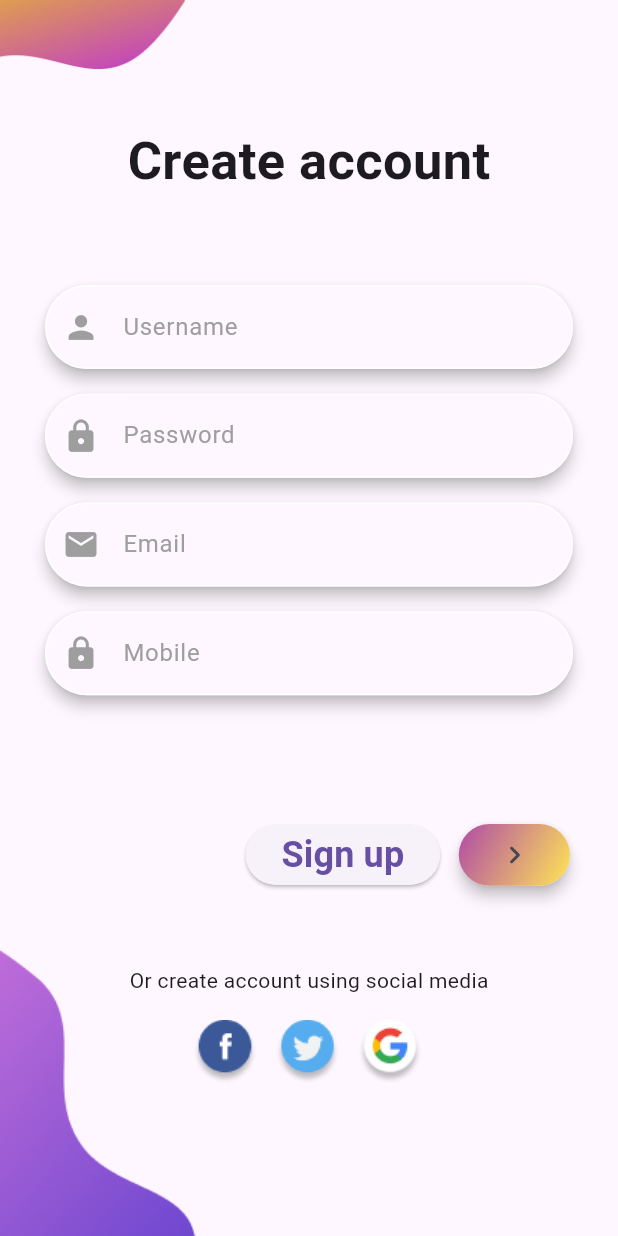
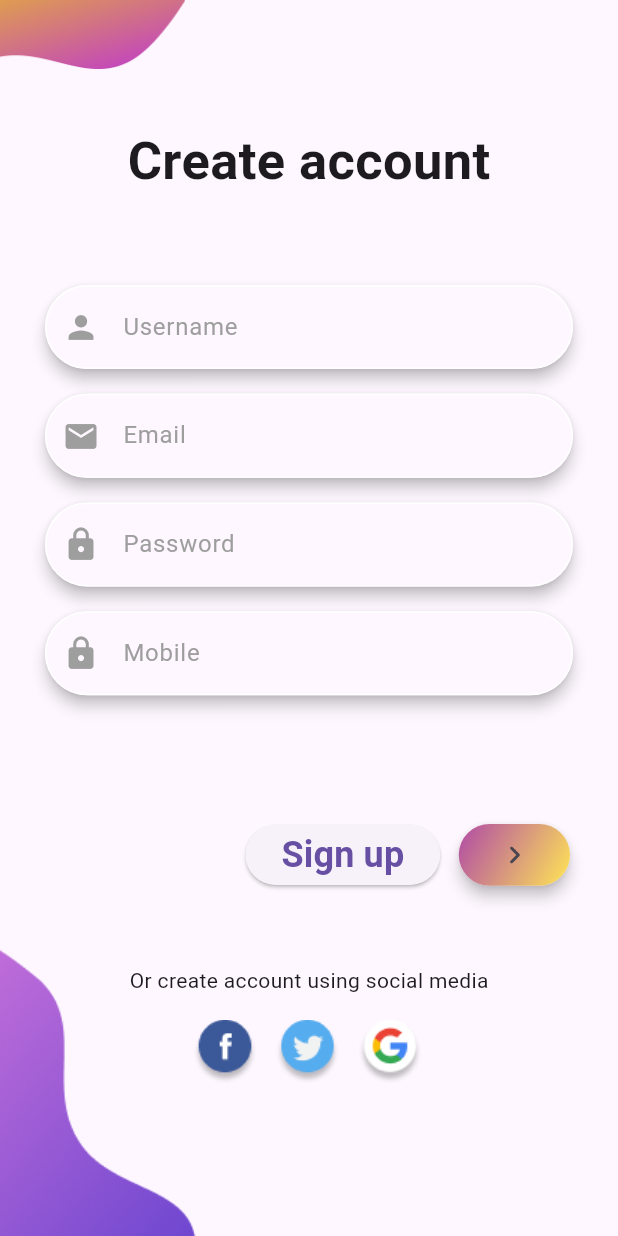
Before and after one commit to moseh12/learning_app, a Flutter app: the RegisterPage screen opened directly, on a phone screen of 412 x 824 dp. Run offline on Flutter 3.47's test engine with Material 3 defaults, Android fonts, the phone set to English and light mode, and no system bars; our stand-ins replace firebase_auth, firebase_core; missing offline and left inert: syncfusion_flutter_pdfviewer; accounts and stored records are empty.

```diff
--- a/lib/main.dart
+++ b/lib/main.dart
@@ -28,7 +28,7 @@ class MyApp extends StatelessWidget {
       routes: {
         '/welcome': (context) => const WelcomePage(),
         '/login': (context) => const LoginPage(),
-        '/home': (context) => const HomePage(userName: '',),
+        '/home': (context) => const HomePage(),
       },
     );
   }
--- a/lib/pages/home_page.dart
+++ b/lib/pages/home_page.dart
@@ -87,7 +87,7 @@ class HomePage extends StatelessWidget {
           crossAxisAlignment: CrossAxisAlignment.start,
           children: [
             Text(
-              "Hello, $userName!",
+              "Hello, Muneer!",
               style: const TextStyle(
                 fontSize: 32,
                 fontWeight: FontWeight.bold,
--- a/lib/pages/register.dart
+++ b/lib/pages/register.dart
@@ -1,7 +1,28 @@
 import 'package:flutter/material.dart';
+import 'package:firebase_auth/firebase_auth.dart';
 
-class RegisterPage extends StatelessWidget {
+class RegisterPage extends StatefulWidget {
   const RegisterPage({Key? key});
+
+  @override
+  State<RegisterPage> createState() => _RegisterPageState();
+}
+
+class _RegisterPageState extends State<RegisterPage> {
+  final nameController = TextEditingController();
+  final emailController = TextEditingController();
+  final passwordController = TextEditingController();
+  final phoneController = TextEditingController();
+  FirebaseAuth _auth = FirebaseAuth.instance;
+  // @override
+  // void dispose() {
+  //   // TODO: implement dispose
+  //   super.dispose();
+  //   nameController.dispose();
+  //   emailController.dispose();
+  //   passwordController.dispose();
+  //   passwordController.dispose();
+  // }
 
   @override
   Widget build(BuildContext context) {
@@ -40,6 +61,7 @@ class RegisterPage extends StatelessWidget {
                           borderRadius: BorderRadius.circular(
                               MediaQuery.of(context).size.width * 0.1),
                           child: TextFormField(
+                            controller: nameController,
                             decoration: InputDecoration(
                               hintText: "Username",
                               hintStyle: const TextStyle(
@@ -85,52 +107,7 @@ class RegisterPage extends StatelessWidget {
                           borderRadius: BorderRadius.circular(
                               MediaQuery.of(context).size.width * 0.1),
                           child: TextFormField(
-                            decoration: InputDecoration(
-                              hintText: "Password",
-                              hintStyle: const TextStyle(
-                                color: Colors.grey,
-                              ),
-                              prefixIcon: Icon(
-                                Icons.lock,
-                                size: MediaQuery.of(context).size.width * 0.06,
-                                color: Colors.grey,
-                              ),
-                              enabledBorder: OutlineInputBorder(
-                                borderRadius: BorderRadius.all(
-                                  Radius.circular(
-                                      MediaQuery.of(context).size.width * 0.1),
-                                ),
-                                borderSide: const BorderSide(
-                                  color: Colors.white,
-                                ),
-                              ),
-                              focusedBorder: OutlineInputBorder(
-                                borderRadius: BorderRadius.all(
-                                  Radius.circular(
-                                      MediaQuery.of(context).size.width * 0.1),
-                                ),
-                                borderSide: BorderSide(
-                                  color:
-                                      const Color.fromARGB(255, 225, 121, 243),
-                                  width:
-                                      MediaQuery.of(context).size.width * 0.008,
-                                ),
-                              ),
-                            ),
-                            keyboardType: TextInputType.visiblePassword,
-                          ),
-                        ),
-                      ),
-                      SizedBox(
-                        height: MediaQuery.of(context).size.height * 0.02,
-                      ),
-                      Padding(
-                        padding: const EdgeInsets.only(left: 30, right: 30),
-                        child: Material(
-                          elevation: 4,
-                          borderRadius: BorderRadius.circular(
-                              MediaQuery.of(context).size.width * 0.1),
-                          child: TextFormField(
+                            controller: emailController,
                             decoration: InputDecoration(
                               hintText: "Email",
                               hintStyle: const TextStyle(
@@ -206,6 +183,54 @@ class RegisterPage extends StatelessWidget {
                           borderRadius: BorderRadius.circular(
                               MediaQuery.of(context).size.width * 0.1),
                           child: TextFormField(
+                            controller: passwordController,
+                            decoration: InputDecoration(
+                              hintText: "Password",
+                              hintStyle: const TextStyle(
+                                color: Colors.grey,
+                              ),
+                              prefixIcon: Icon(
+                                Icons.lock,
+                                size: MediaQuery.of(context).size.width * 0.06,
+                                color: Colors.grey,
+                              ),
+                              enabledBorder: OutlineInputBorder(
+                                borderRadius: BorderRadius.all(
+                                  Radius.circular(
+                                      MediaQuery.of(context).size.width * 0.1),
+                                ),
+                                borderSide: const BorderSide(
+                                  color: Colors.white,
+                                ),
+                              ),
+                              focusedBorder: OutlineInputBorder(
+                                borderRadius: BorderRadius.all(
+                                  Radius.circular(
+                                      MediaQuery.of(context).size.width * 0.1),
+                                ),
+                                borderSide: BorderSide(
+                                  color:
+                                      const Color.fromARGB(255, 225, 121, 243),
+                                  width:
+                                      MediaQuery.of(context).size.width * 0.008,
+                                ),
+                              ),
+                            ),
+                            keyboardType: TextInputType.visiblePassword,
+                          ),
+                        ),
+                      ),
+                      SizedBox(
+                        height: MediaQuery.of(context).size.height * 0.02,
+                      ),
+                      Padding(
+                        padding: const EdgeInsets.only(left: 30, right: 30),
+                        child: Material(
+                          elevation: 4,
+                          borderRadius: BorderRadius.circular(
+                              MediaQuery.of(context).size.width * 0.1),
+                          child: TextFormField(
+                            controller: phoneController,
                             decoration: InputDecoration(
                               hintText: "Mobile",
                               hintStyle: const TextStyle(
@@ -252,8 +277,12 @@ class RegisterPage extends StatelessWidget {
                           children: [
                             ElevatedButton(
                               onPressed: () {
-                                Navigator.pushReplacementNamed(
-                                    context, '/login');
+                                _auth.createUserWithEmailAndPassword(
+                                    email: emailController.text.toString(),
+                                    password:
+                                        passwordController.text.toString());
+                                // Navigator.pushReplacementNamed(
+                                //     context, '/login');
                               },
                               child: const Text(
                                 "Sign up",
--- a/pubspec.yaml
+++ b/pubspec.yaml
@@ -40,6 +40,8 @@ dependencies:
   permission_handler: ^11.3.1
   syncfusion_flutter_pdfviewer: ^26.1.39
   firebase_core: ^3.1.1
+  firebase_auth: ^5.1.1
+
 
 
 dev_dependencies:
```
Also changed, not shown: lib/pages/login_page.dart (+19 -2 lines), pubspec.lock, 3 other files.
